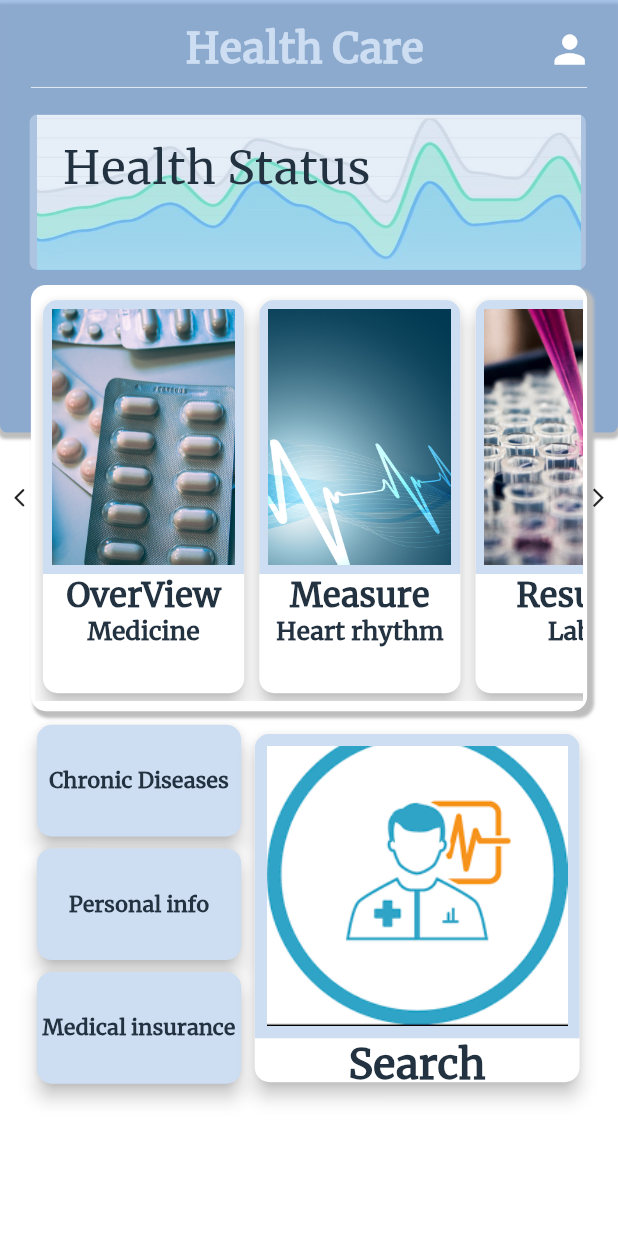
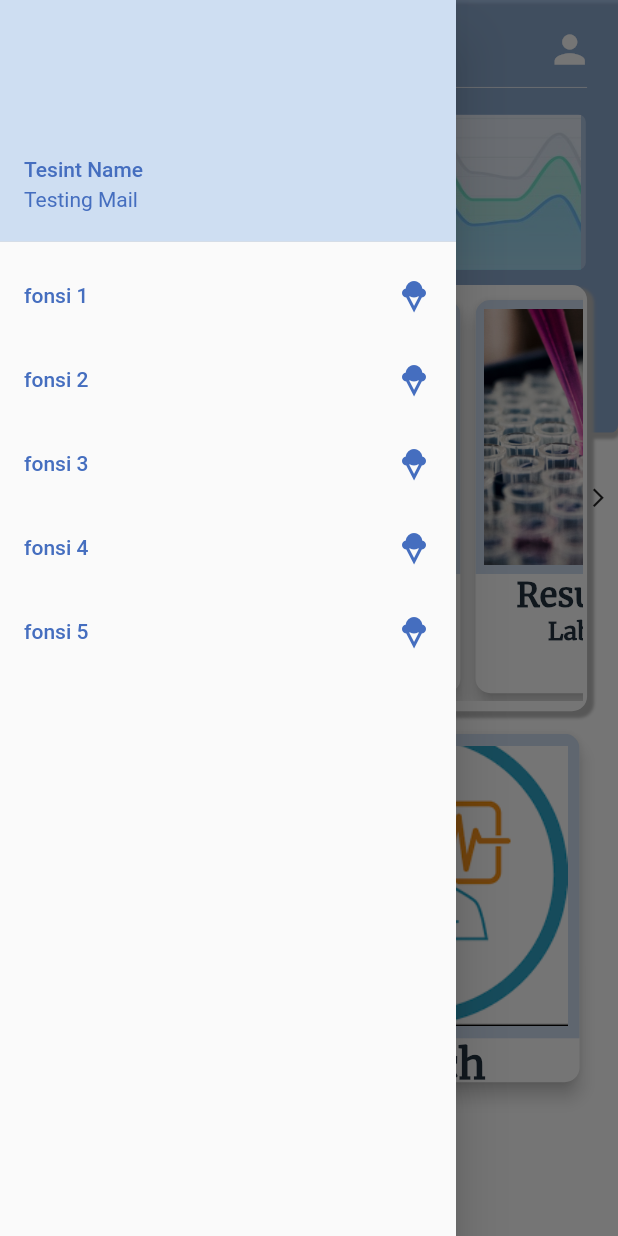
Before and after one commit to Mina-Alphonse/S7etak, a Flutter app: the Home screen opened by its route, with the side drawer open (before the commit the screen has no drawer), on a phone screen of 412 x 824 dp. Run offline on Flutter 3.47's test engine with Material 2 defaults, Android fonts, the phone set to English and light mode, and no system bars; our stand-ins replace carousel_pro, cloud_firestore, firebase_auth; accounts and stored records are empty.

Commit message:
HomePage drawer added ..

```diff
--- a/lib/pages/Home/Home.dart
+++ b/lib/pages/Home/Home.dart
@@ -1,25 +1,62 @@
 import 'package:flutter/material.dart';
 import 'package:gp/pages/Home/Components/Body.dart';
 
-import '../../Size_Config.dart';
 import '../../constraints.dart';
-import '../../GlobalComponents/searchBarWidget.dart';
+
 class Home extends StatefulWidget {
   @override
   _HomeState createState() => _HomeState();
 }
 
+List<String> asami = [
+  "fonsi 1",
+  "fonsi 2",
+  "fonsi 3",
+  "fonsi 4",
+  "fonsi 5",
+];
+
 class _HomeState extends State<Home> {
   @override
   Widget build(BuildContext context) {
     return Scaffold(
-      backgroundColor: Colors.white,
+        backgroundColor: Colors.white,
+        // appBar: AppBar(
+        //
+        // ),
+        drawer: Drawer(
+          child: Column(
+            children: [
+              UserAccountsDrawerHeader(
+                // height: MediaQuery.of(context).size.height / 3,
+                accountEmail: Text(
+                  "Testing Mail",
+                  style: TextStyle(color: kPrimaryLiteColor),
+                ),
+                accountName: Text(
+                  "Tesint Name",
+                  style: TextStyle(color: kPrimaryLiteColor),
+                ),
+                decoration: BoxDecoration(color: kliteColor),
+              ),
+              ListView.builder(
+                  itemCount: asami.length,
+                  shrinkWrap: true,
+                  itemBuilder: (context, index) {
+                    return ListTile(
+                      trailing: Icon(Icons.icecream,color: kPrimaryLiteColor,),
+                      title: Text(
+                        asami[index],
+                        style: TextStyle(color: kPrimaryLiteColor),
+                      ),
+                      onTap: () {},
+                    );
+                  })
+            ],
+          ),
+        ),
         body: SafeArea(
-
-          child: SingleChildScrollView(
-              child: Body()
-          ),
-        )
-    );
+          child: SingleChildScrollView(child: Body()),
+        ));
   }
 }
```
